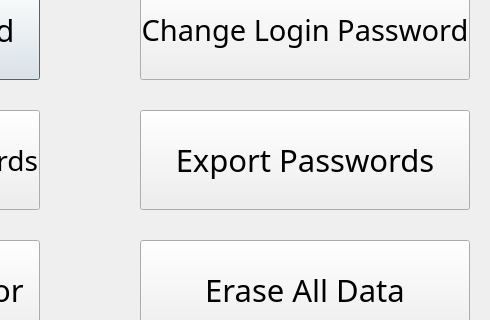
Qt form passwordmanagementbuttons.ui (TheTallProgrammer/Password-Manager) before a commit; both pictures show x 310 to 800 and y 150 to 470 of the 800 by 600 pixel window.
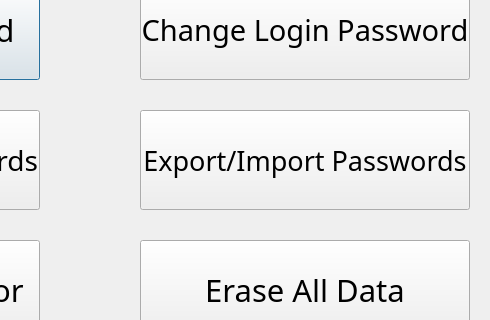
The same form after that commit.

Commit message: about to create import

The edit to the form file:
```diff
--- a/passwordmanagementbuttons.ui
+++ b/passwordmanagementbuttons.ui
@@ -88,11 +88,11 @@
    <property name="font">
     <font>
      <family>Bahnschrift Light</family>
-     <pointsize>23</pointsize>
+     <pointsize>20</pointsize>
     </font>
    </property>
    <property name="text">
-    <string>Export Passwords</string>
+    <string>Export/Import Passwords</string>
    </property>
   </widget>
   <widget class="QPushButton" name="resetLoginButton">
```
The commit also changes 5 other files.
